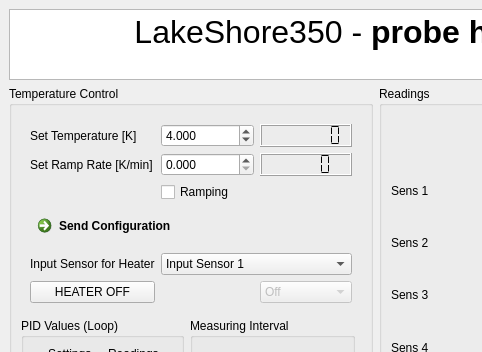
Cryostat-GUI/Cryostat-GUI, file CryostatGUI/LakeShore/LakeShore_main.ui: the form before one commit; both pictures show x 0 to 482 and y 0 to 352 of the 678 by 503 pixel window.
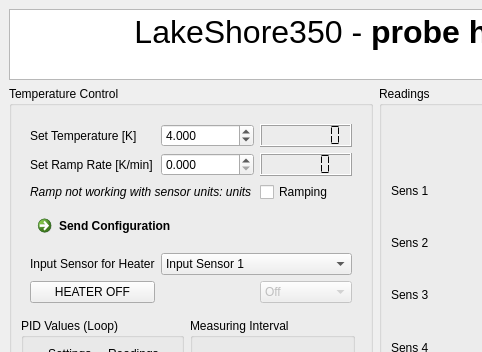
The form after the commit.

Commit message: introducing info-label

```diff
--- a/CryostatGUI/LakeShore/LakeShore_main.ui
+++ b/CryostatGUI/LakeShore/LakeShore_main.ui
@@ -201,13 +201,20 @@
             </property>
            </widget>
           </item>
-          <item row="2" column="1">
+          <item row="2" column="2">
            <widget class="QCheckBox" name="checkRamp_Status">
             <property name="text">
              <string>Ramping</string>
             </property>
            </widget>
           </item>
+          <item row="2" column="0" colspan="2">
+           <widget class="QLabel" name="label_15">
+            <property name="text">
+             <string>&lt;html&gt;&lt;head/&gt;&lt;body&gt;&lt;p&gt;&lt;span style=&quot; font-style:italic;&quot;&gt;Ramp not working with sensor units: units&lt;/span&gt;&lt;/p&gt;&lt;/body&gt;&lt;/html&gt;</string>
+            </property>
+           </widget>
+          </item>
          </layout>
         </widget>
        </item>
```
